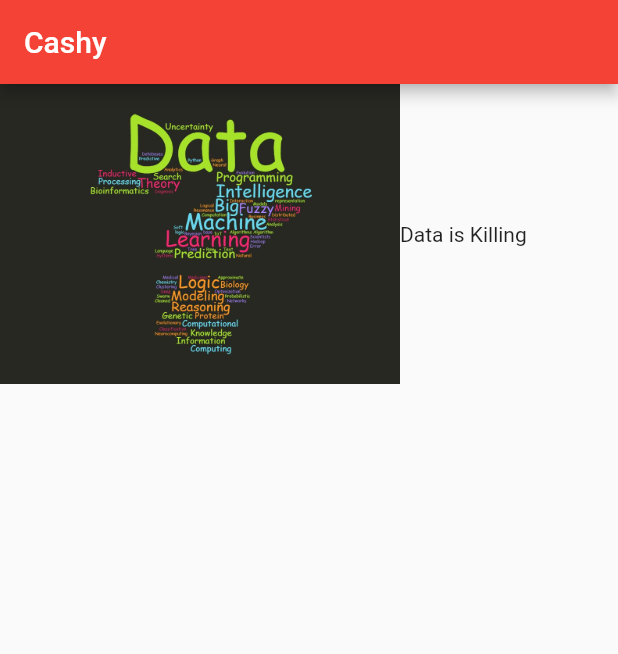
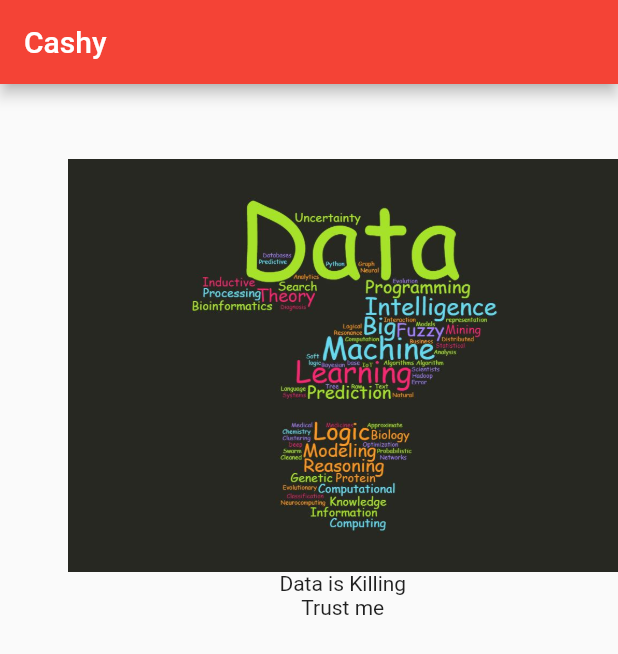
Before and after one commit to aprxty3/ReLearn, a Flutter app: the screen it shows after launch, on a phone screen of 412 x 824 dp. Shown: the top 654 px of the screen. Run offline on Flutter 3.47's test engine with Material 2 defaults, Android fonts, the light colour scheme and no system bars.

Commit message:
margin padding

```diff
--- a/lib/main.dart
+++ b/lib/main.dart
@@ -23,14 +23,26 @@ class MyApp extends StatelessWidget {
           ),
           body: SafeArea(
             child: Container(
-                child: Row(
+                margin: const EdgeInsets.only(
+                  left: 45.0,
+                  top: 0,
+                  right: 0,
+                  bottom: 0,
+                ),
+                padding: const EdgeInsets.only(
+                  left: 0,
+                  top: 50.0,
+                  right: 0,
+                  bottom: 0,
+                ),
+                child: Column(
                   //penggunaan ROW untuk ke kanan COLUMN ke bawah
                   children: <Widget>[
                     const Image(
                       image: AssetImage('assets/images/data.jpg'),
-                  height: 200,
                     ),
                     const Text("Data is Killing"),
+                    const Text("Trust me")
                   ],
                 )),
           )),
```
Lines whose indentation alone changed are shown as unchanged.
